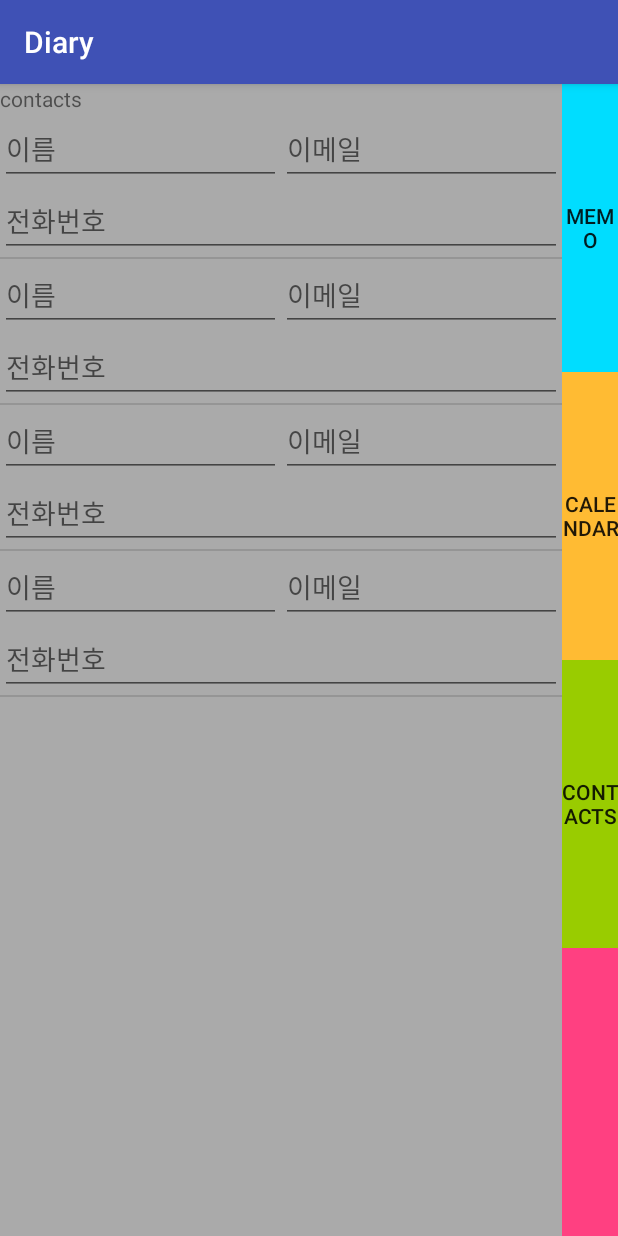
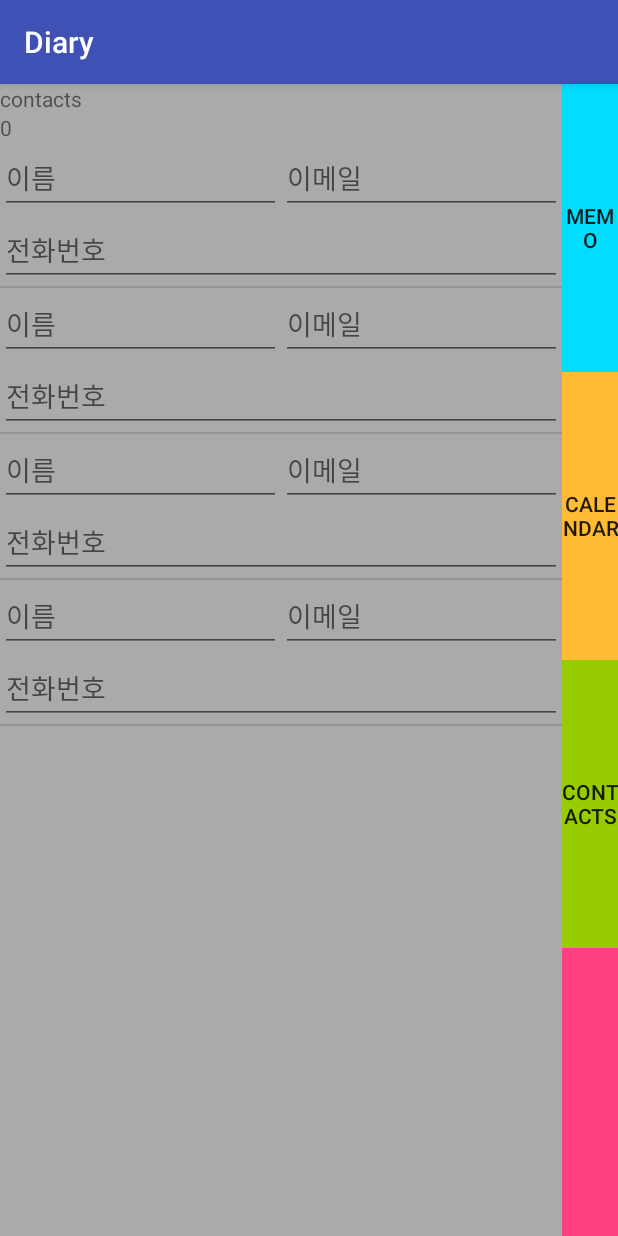
Before and after one commit to creation-group-domisol/diary, an Android app: the fragment ContactFragment placed in its activity, on a phone screen of 412 x 824 dp. Run offline under Robolectric (Android 15) with nearby library versions, the phone set to English and light mode, and no system bars.

Commit message:
add page number to contacts

```diff
--- a/app/src/main/java/com/group/creation/domisol/diary/calendar/CalendarItemView.java
+++ b/app/src/main/java/com/group/creation/domisol/diary/calendar/CalendarItemView.java
@@ -30,7 +30,6 @@ public class CalendarItemView extends LinearLayout {
         TextView dateView = (TextView) findViewById(R.id.dayOfWeek);
         contentsView = (TextView) findViewById(R.id.contents);
 
-
         contentsView.addTextChangedListener(new TextWatcher() {
             @Override
             public void beforeTextChanged(CharSequence s, int start, int count, int after) {
--- a/app/src/main/java/com/group/creation/domisol/diary/contacts/ContactFragment.java
+++ b/app/src/main/java/com/group/creation/domisol/diary/contacts/ContactFragment.java
@@ -9,6 +9,7 @@ import android.view.LayoutInflater;
 import android.view.View;
 import android.view.ViewGroup;
 import android.widget.ListView;
+import android.widget.TextView;
 
 import com.group.creation.domisol.diary.MainActivity;
 import com.group.creation.domisol.diary.R;
@@ -24,7 +25,7 @@ public class ContactFragment extends Fragment implements Swipable {
 
     private int currentPage = 0;
     private SQLiteDatabase db;
-//    private TextView pageNumber;
+    private TextView pageNumber;
     private ContactItemListAdapter itemAdapter;
 
     @Nullable
@@ -39,8 +40,8 @@ public class ContactFragment extends Fragment implements Swipable {
         itemAdapter = new ContactItemListAdapter(getContext(), R.layout.contact_list_item, new ArrayList<ContactItem>());
         itemAdapter.init();
 
-//        pageNumber = (TextView) rootView.findViewById(R.id.page_number);
-//        pageNumber.setText(currentPage+"");
+        pageNumber = (TextView) rootView.findViewById(R.id.contact_page);
+        pageNumber.setText(currentPage+"");
         contactListContainer.setAdapter(itemAdapter);
 
         loadContact();
@@ -113,6 +114,6 @@ public class ContactFragment extends Fragment implements Swipable {
     private void loadContact() {
         loadContacts(currentPage);
         itemAdapter.notifyDataSetChanged();
-//        pageNumber.setText(currentPage+"");
+        pageNumber.setText(currentPage + "");
     }
 }
--- a/app/src/main/res/layout/fragment_contacts.xml
+++ b/app/src/main/res/layout/fragment_contacts.xml
@@ -10,6 +10,11 @@
         android:layout_height="wrap_content"
         android:text="@string/tab_contacts"/>
 
+    <TextView
+        android:layout_width="100dp"
+        android:layout_height="wrap_content"
+        android:id="@+id/contact_page"/>
+
     <ListView
         android:layout_width="match_parent"
         android:layout_height="match_parent"
```
Also changed, not shown: app/src/main/java/com/group/creation/domisol/diary/calendar/CalendarFragment.java (+0 -8 lines).
